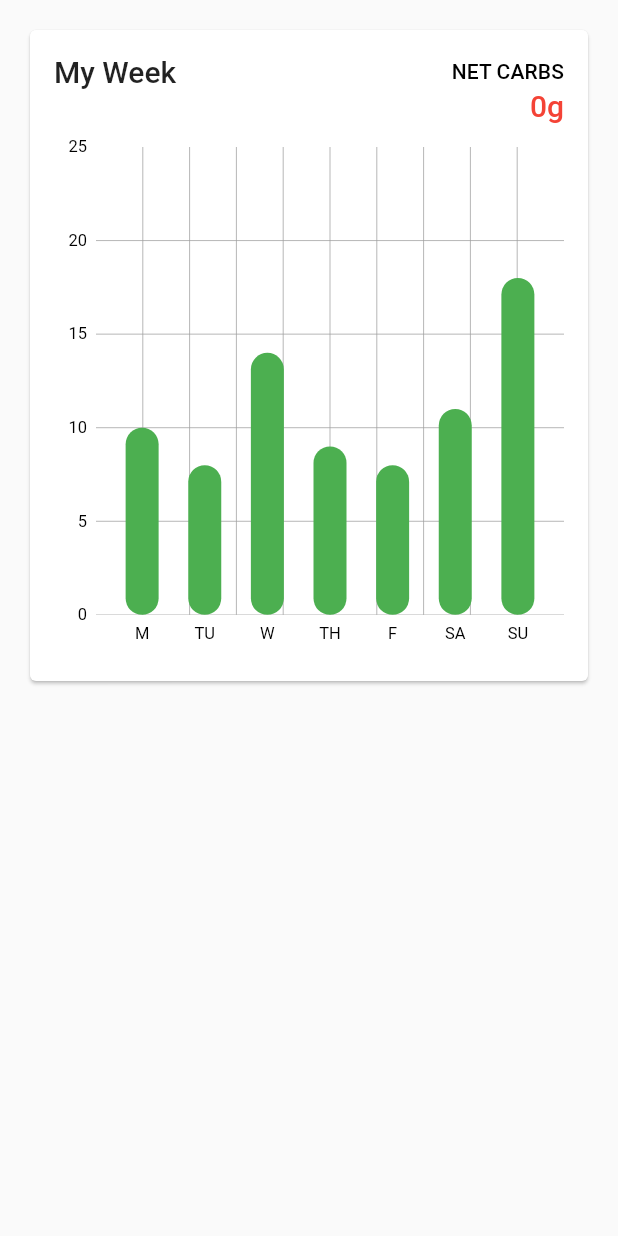
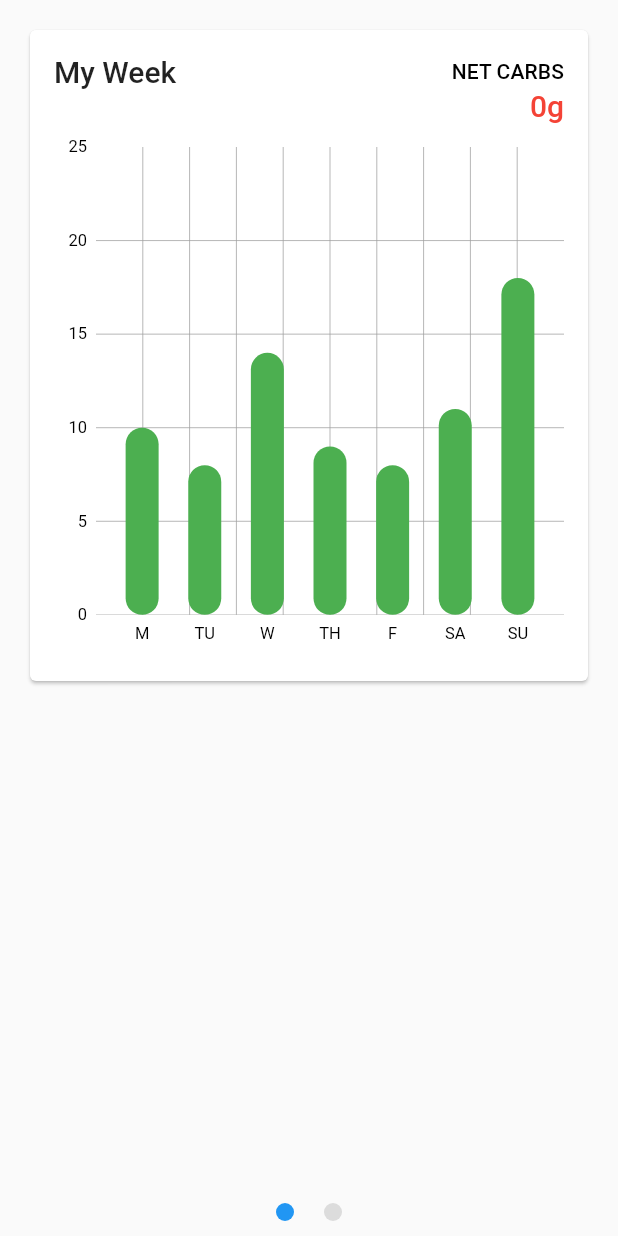
Before and after one commit to dewparin/carb_poc, a Flutter app: the screen it shows after launch, on a phone screen of 412 x 824 dp. Run offline on Flutter 3.47's test engine with Material 2 defaults, Android fonts, the phone set to English and light mode, and no system bars; drawn by our look-alikes of fl_chart, page_indicator.

Commit message:
Set page indicator.

```diff
--- a/lib/pages/home_page.dart
+++ b/lib/pages/home_page.dart
@@ -3,26 +3,37 @@ import 'package:carb_poc/components/my_goals/my_goals_data.dart';
 import 'package:carb_poc/components/weekly_bar_chart.dart';
 import 'package:carb_poc/constant.dart';
 import 'package:flutter/material.dart';
+import 'package:page_indicator/page_indicator.dart';
 
 const mockCarbs = [10, 8, 14, 9, 8, 11, 18];
 
 class HomePage extends StatelessWidget {
+  final PageController pageController = PageController(initialPage: 0);
+
   @override
   Widget build(BuildContext context) {
-    final PageController pageController = PageController(initialPage: 0);
     return Scaffold(
       body: SafeArea(
-        child: PageView(
-          controller: pageController,
-          scrollDirection: Axis.horizontal,
-          children: [
-            _buildMyWeekChart(),
-            _buildMyGoals(),
-          ],
-        ),
+        child: _buildPageView(),
       ),
     );
   }
+
+  Widget _buildPageView() => PageIndicatorContainer(
+      child: PageView(
+        children: [
+          _buildMyWeekChart(),
+          _buildMyGoals(),
+        ],
+        controller: pageController,
+      ),
+      align: IndicatorAlign.bottom,
+      length: 2,
+      indicatorSpace: 20.0,
+      padding: const EdgeInsets.all(10),
+      indicatorColor: Colors.black12,
+      indicatorSelectorColor: Colors.blue,
+      shape: IndicatorShape.circle(size: 12));
 
   Widget _buildMyWeekChart() => Container(
         padding: EdgeInsets.all(defaultPadding),
```
